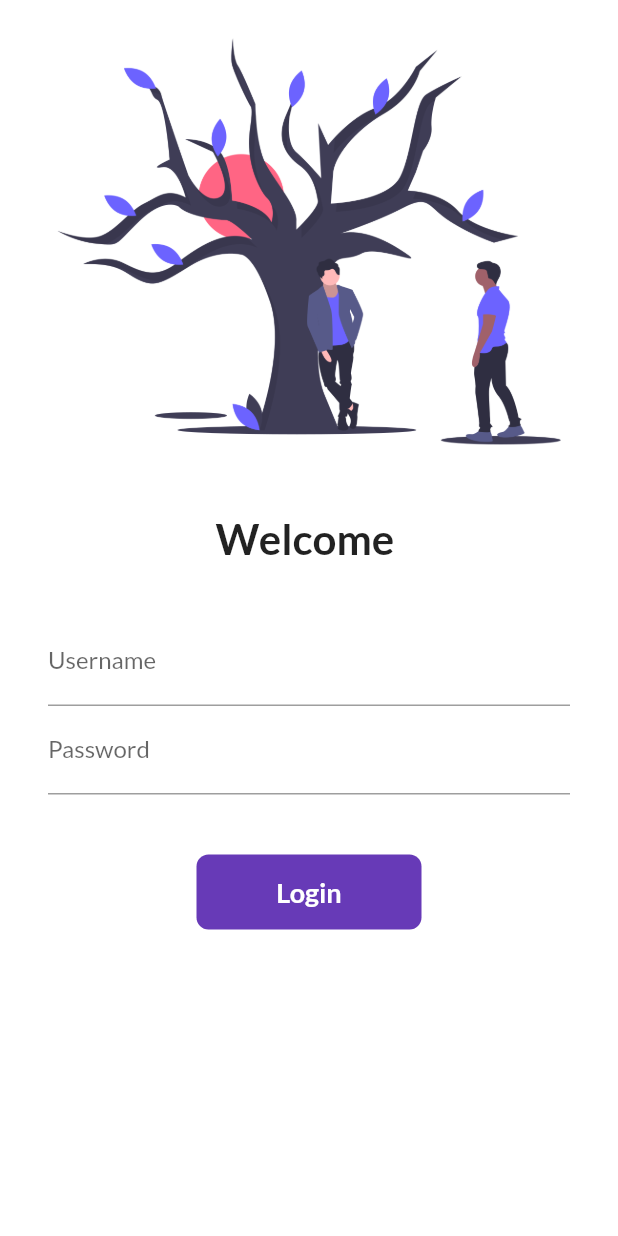
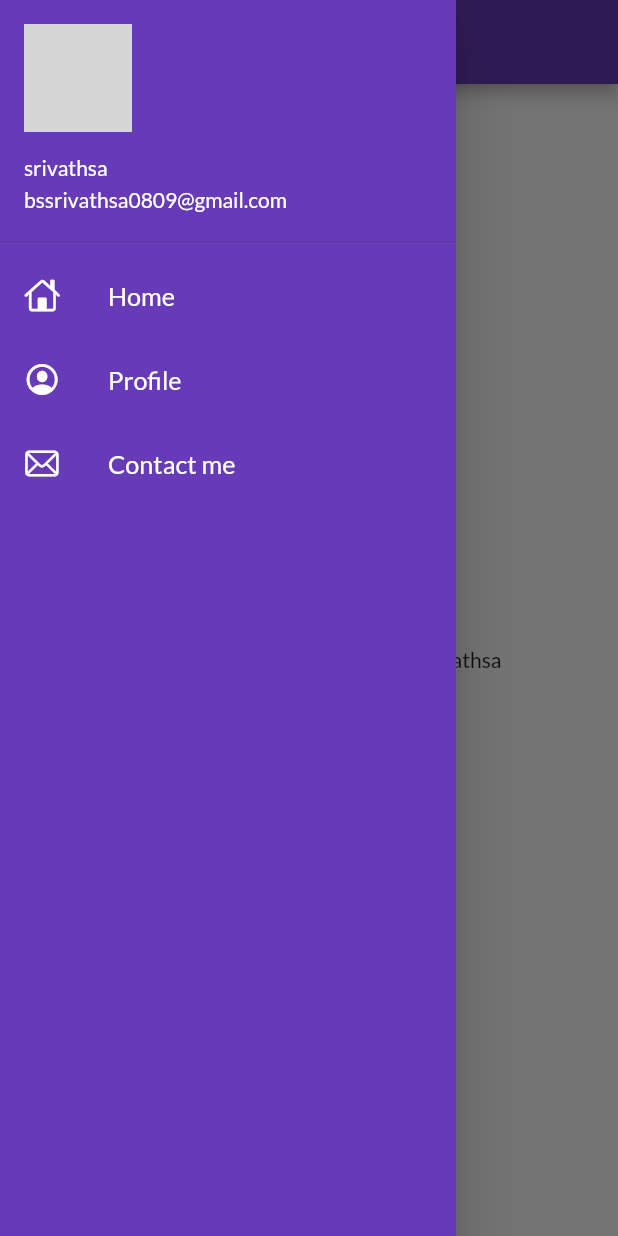
Before and after one commit to VARITHSA/flutter_ecommerce, a Flutter app: the screen it shows after launch, with the side drawer open (before the commit the screen has no drawer), on a phone screen of 412 x 824 dp. Run offline on Flutter 3.47's test engine with Material 2 defaults, Android fonts, the phone set to English and light mode, and no system bars; our stand-ins replace google_fonts; network calls fail; grey boxes are pictures that could not be loaded.

Commit message:
day 8 completef

```diff
--- a/lib/main.dart
+++ b/lib/main.dart
@@ -22,7 +22,8 @@ class MyApp extends StatelessWidget {
       darkTheme: ThemeData(
         brightness: Brightness.dark,
       ),
-      initialRoute: "/login",
+      debugShowCheckedModeBanner: false,
+      initialRoute: MyRoutes.homeRoute,
       routes: {
         MyRoutes.loginRoute: (context) => LoginPage(),
         "/": (context) => LoginPage(),
--- a/lib/pages/home_page.dart
+++ b/lib/pages/home_page.dart
@@ -1,4 +1,6 @@
 import 'package:flutter/material.dart';
+
+import '../widgets/drawer.dart';
 
 class HomePage extends StatelessWidget {
   final int days = 30;
@@ -12,11 +14,9 @@ class HomePage extends StatelessWidget {
         title: Text("MUTILVERSE CATALOG"),
       ),
       body: Center(
-          child: Container(
-            child: Text("the multiverse is ver $days welcome $S "),
-          ),
+          child: Text("the multiverse is ver $days welcome $S "),
         ),
-        drawer: Drawer(),
+        drawer: const MyDrawer(),
       );
 
 
--- /dev/null
+++ b/lib/widgets/drawer.dart
@@ -0,0 +1,83 @@
+// ignore_for_file: unused_local_variable, prefer_const_declarations, avoid_unnecessary_containers
+
+
+
+import 'package:flutter/cupertino.dart';
+import 'package:flutter/material.dart';
+import 'package:flutter/rendering.dart';
+
+class MyDrawer extends StatelessWidget {
+  const MyDrawer({Key? key}) : super(key: key);
+
+  @override
+  Widget build(BuildContext context) {
+    final  image1 =
+        "https://wallpaperaccess.com/full/8026102.jpg";
+    return Drawer(
+      child: Container(
+        color: Colors.deepPurple,
+        child: ListView(
+          padding: EdgeInsets.zero,
+          children:  [
+            DrawerHeader(
+                padding: EdgeInsets.zero,
+                child: UserAccountsDrawerHeader(
+                    accountName: const Text(
+                      "srivathsa",
+                      style: TextStyle(
+                        color: Colors.white,
+                      ),
+                      ),
+                    accountEmail: const Text(
+                      "bssrivathsa0809@gmail.com",
+                      style: TextStyle(
+                      color : Colors.white,
+                    ),
+                    ),
+                    margin: EdgeInsets.zero,
+                    decoration: const  BoxDecoration(
+                      color: Colors.deepPurple
+                    ),
+                    currentAccountPicture: CircleAvatar(
+                      backgroundImage: NetworkImage(image1),
+
+                    ),
+                   ),
+                ),
+                 const ListTile(
+                  leading:Icon(CupertinoIcons.home,color: Colors.white,
+                  ),
+                  title: Text(
+                    "Home",
+                    textScaleFactor: 1.2,
+                    style: TextStyle(
+                      color: Colors.white,
+                    ),
+                  ),
+                ),
+                const ListTile(
+                  leading:Icon(CupertinoIcons.profile_circled,color: Colors.white,),
+                  title: Text(
+                    "Profile",
+                    textScaleFactor: 1.2,
+                    style: TextStyle(
+                      color: Colors.white,
+                    ),
+                  ),
+                ),
+                const ListTile(
+                  leading:Icon(CupertinoIcons.mail,color: Colors.white,),
+                  title: Text(
+                    "Contact me",
+                    textScaleFactor: 1.2,
+                    style: TextStyle(
+                      color: Colors.white,
+                    ),
+                  ),
+                ),
+          ],
+        ),
+      ),
+    );
+  }
+}
```
